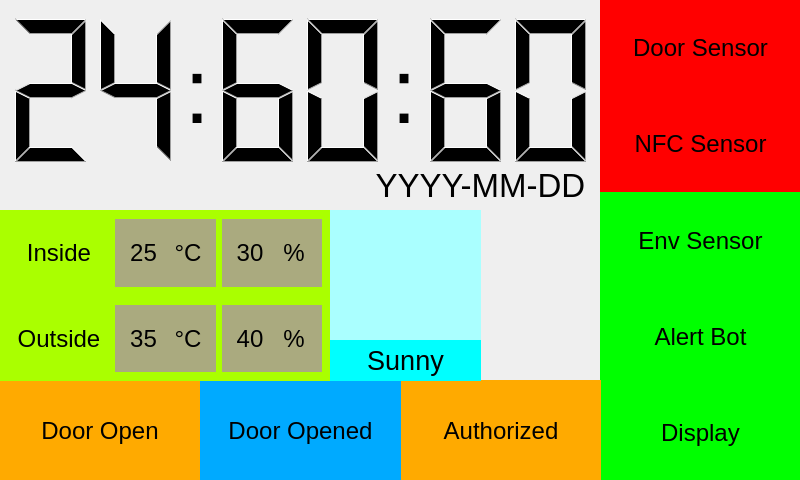
First picture: the form in qt/main.ui, repository namboy94/securiphant, before the edit.
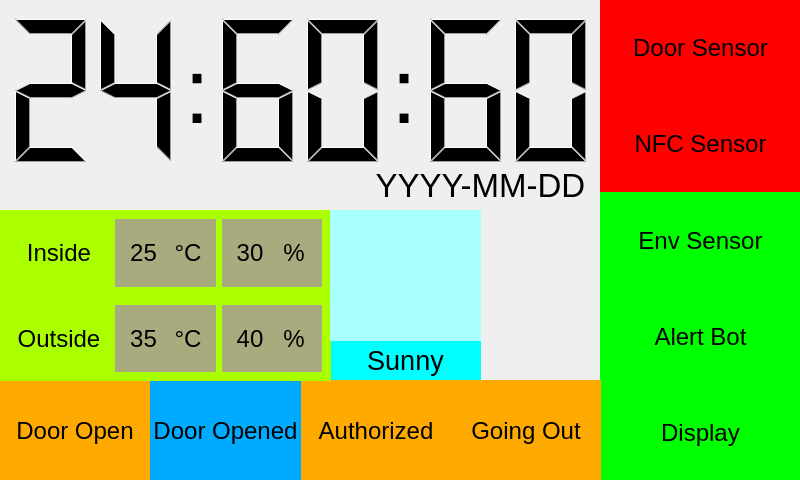
Second picture: the form after the edit. Icons and pictures are not drawn.

Commit message: Implement Going Out Feature

```diff
--- a/qt/main.ui
+++ b/qt/main.ui
@@ -378,7 +378,29 @@
        </property>
       </widget>
      </item>
+     <item>
+      <widget class="QLabel" name="going_out_state">
+       <property name="font">
+        <font>
+         <pointsize>18</pointsize>
+        </font>
+       </property>
+       <property name="styleSheet">
+        <string notr="true">background-color: rgb(255, 170, 0);</string>
+       </property>
+       <property name="text">
+        <string>Going Out</string>
+       </property>
+       <property name="alignment">
+        <set>Qt::AlignCenter</set>
+       </property>
+      </widget>
+     </item>
     </layout>
+    <zorder>door_open_state</zorder>
+    <zorder>door_opened_state</zorder>
+    <zorder>going_out_state</zorder>
+    <zorder>user_authorized_state</zorder>
    </widget>
    <widget class="QWidget" name="verticalLayoutWidget_2">
     <property name="geometry">
@@ -681,6 +703,14 @@
      <bool>true</bool>
     </property>
    </widget>
+   <zorder>weather_description</zorder>
+   <zorder>verticalLayoutWidget</zorder>
+   <zorder>horizontalLayoutWidget</zorder>
+   <zorder>date_display</zorder>
+   <zorder>horizontalLayoutWidget_2</zorder>
+   <zorder>verticalLayoutWidget_2</zorder>
+   <zorder>weather_icon</zorder>
+   <zorder>tux</zorder>
   </widget>
  </widget>
  <resources/>
```
The commit also changes 7 other files.
